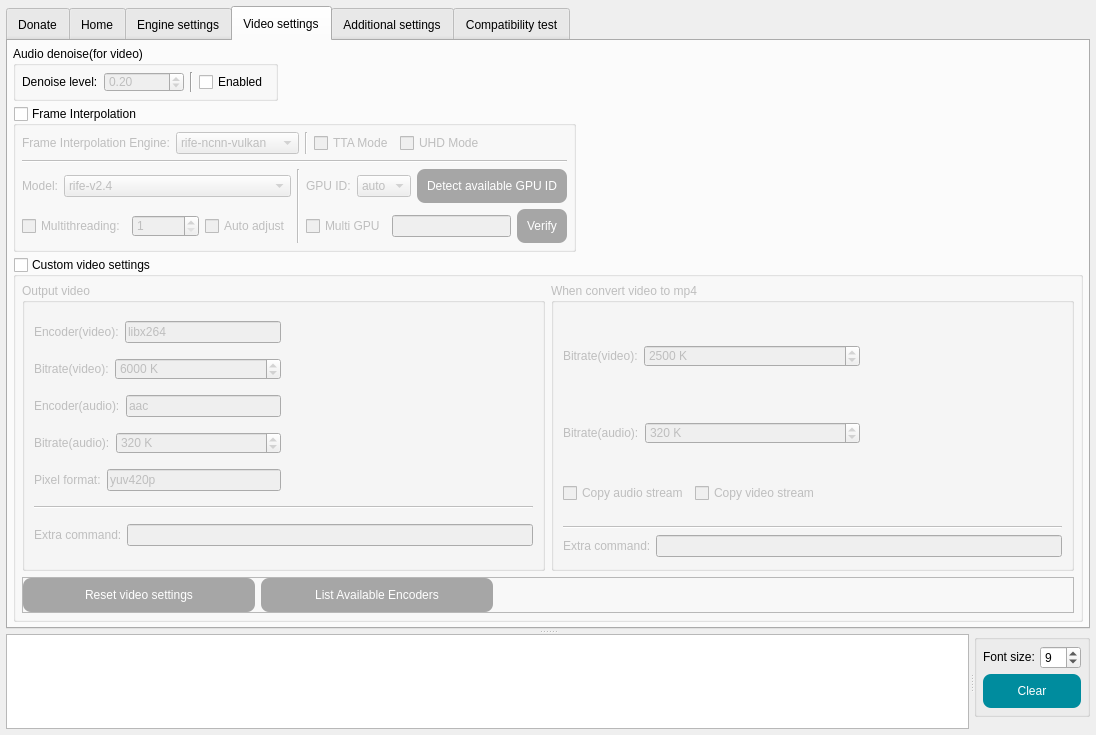
Above: SRC/Waifu2x-Extension-QT/mainwindow.ui from AaronFeng753/Waifu2x-Extension-GUI before the change. Below: the same form after it.
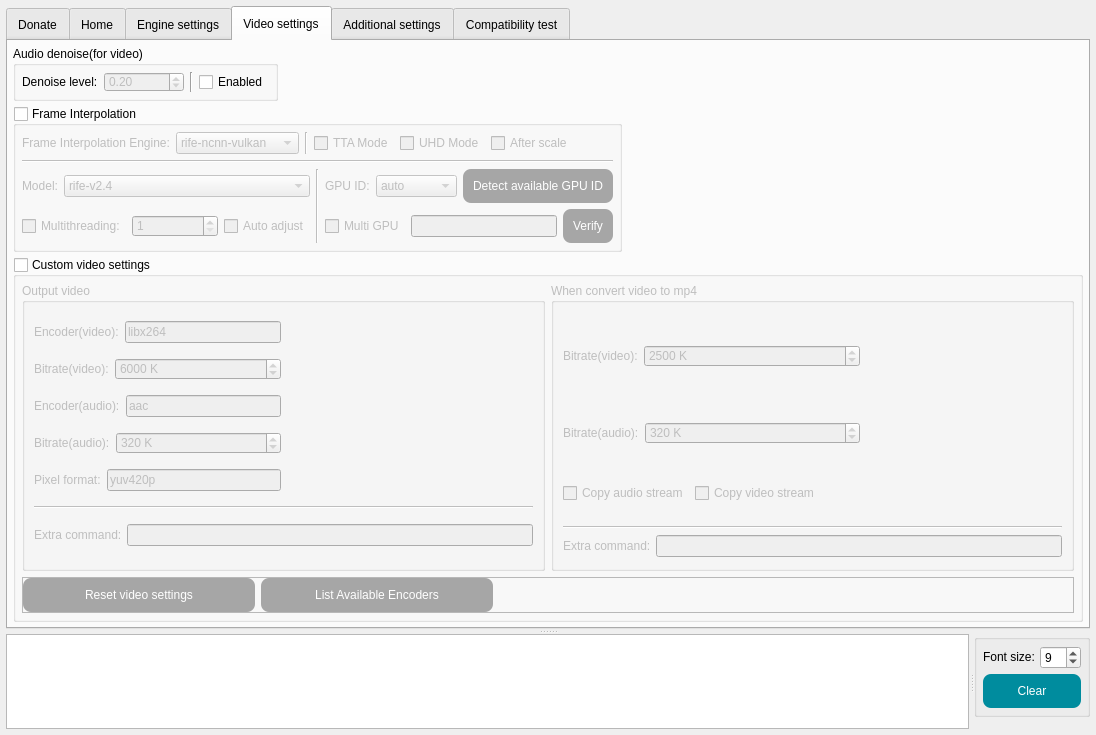
That is the form after the change. The open tabs and pages were chosen to show the change. Icons and pictures are not drawn.

Commit message: Now you can choose when you wanna interpolate the frames, before or after upscaled the frames.

```diff
--- a/SRC/Waifu2x-Extension-QT/mainwindow.ui
+++ b/SRC/Waifu2x-Extension-QT/mainwindow.ui
@@ -7542,6 +7542,26 @@
                     </property>
                    </widget>
                   </item>
+                  <item row="0" column="8">
+                   <spacer name="horizontalSpacer_12">
+                    <property name="orientation">
+                     <enum>Qt::Horizontal</enum>
+                    </property>
+                    <property name="sizeHint" stdset="0">
+                     <size>
+                      <width>40</width>
+                      <height>20</height>
+                     </size>
+                    </property>
+                   </spacer>
+                  </item>
+                  <item row="0" column="4">
+                   <widget class="Line" name="line_28">
+                    <property name="orientation">
+                     <enum>Qt::Vertical</enum>
+                    </property>
+                   </widget>
+                  </item>
                   <item row="0" column="3">
                    <widget class="QFrame" name="frame_14">
                     <property name="sizePolicy">
@@ -7632,17 +7652,14 @@
                    </widget>
                   </item>
                   <item row="0" column="7">
-                   <spacer name="horizontalSpacer_12">
-                    <property name="orientation">
-                     <enum>Qt::Horizontal</enum>
+                   <widget class="QCheckBox" name="checkBox_VfiAfterScale_VFI">
+                    <property name="toolTip">
+                     <string>Interpolate frames after scaled.</string>
                     </property>
-                    <property name="sizeHint" stdset="0">
-                     <size>
-                      <width>40</width>
-                      <height>20</height>
-                     </size>
+                    <property name="text">
+                     <string>After scale</string>
                     </property>
-                   </spacer>
+                   </widget>
                   </item>
                  </layout>
                 </widget>
```
Left out of the diff: 7 changed lines with no effect on the pictures. The commit also changes 11 other files.
